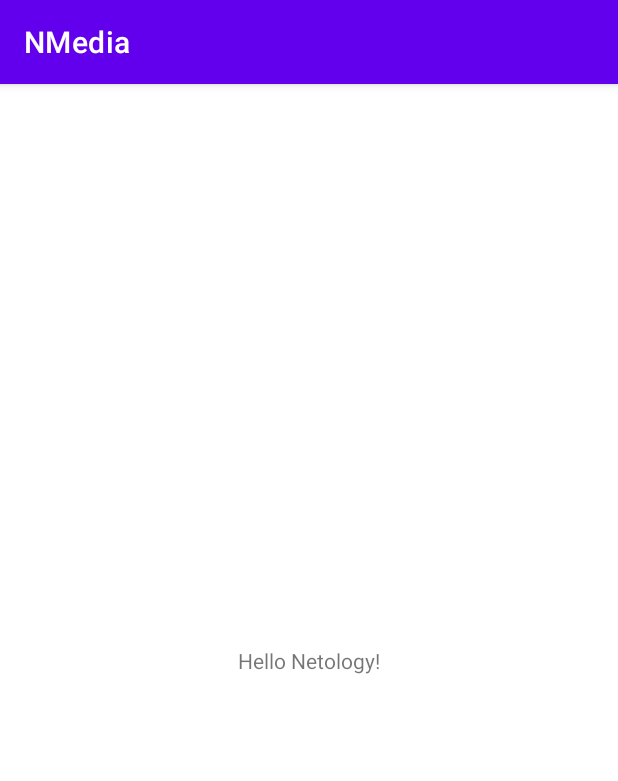
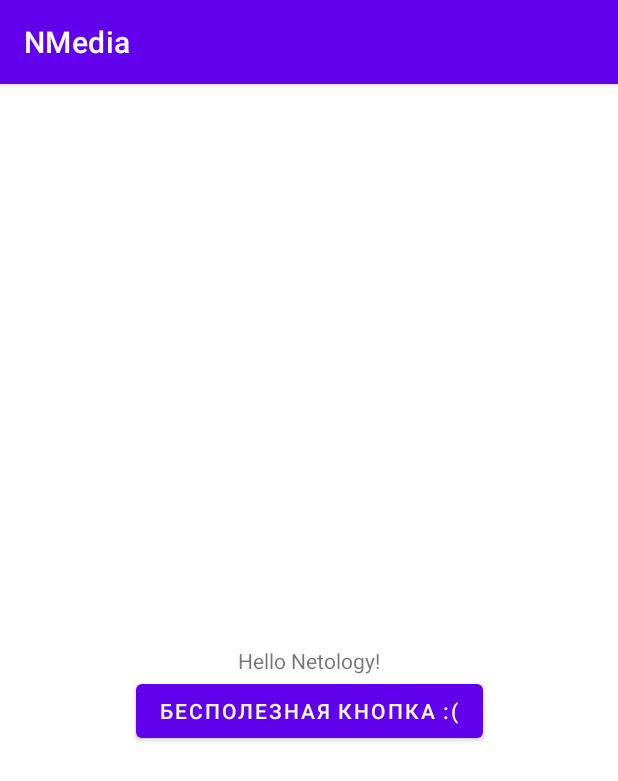
Before and after one commit to Mihey2021/NMedia, an Android app: the screen it shows after launch (MainActivity), on a phone screen of 412 x 824 dp. Shown: the top 781 px of the screen. Run offline under Robolectric (Android 15) with nearby library versions, the phone set to English and light mode, and no system bars.

Commit message:
Add button

```diff
--- a/app/src/main/res/layout/activity_main.xml
+++ b/app/src/main/res/layout/activity_main.xml
@@ -7,6 +7,7 @@
     tools:context=".MainActivity">
 
     <TextView
+        android:id="@+id/text_view"
         android:layout_width="wrap_content"
         android:layout_height="wrap_content"
         android:text="@string/label_text"
@@ -15,4 +16,15 @@
         app:layout_constraintStart_toStartOf="parent"
         app:layout_constraintTop_toTopOf="parent" />
 
+    <Button
+        android:id="@+id/button"
+        android:layout_width="wrap_content"
+        android:layout_height="wrap_content"
+        android:text="@string/button_text"
+        app:layout_constraintTop_toBottomOf="@+id/text_view"
+        app:layout_constraintEnd_toEndOf="parent"
+        app:layout_constraintStart_toStartOf="parent"
+        tools:layout_editor_absoluteX="160dp"
+        tools:layout_editor_absoluteY="384dp" />
+
 </androidx.constraintlayout.widget.ConstraintLayout>
--- a/app/src/main/res/values/strings.xml
+++ b/app/src/main/res/values/strings.xml
@@ -1,4 +1,5 @@
 <resources>
     <string name="app_name">NMedia</string>
     <string name="label_text">Hello Netology!</string>
+    <string name="button_text">Бесполезная кнопка :(</string>
 </resources>
```
